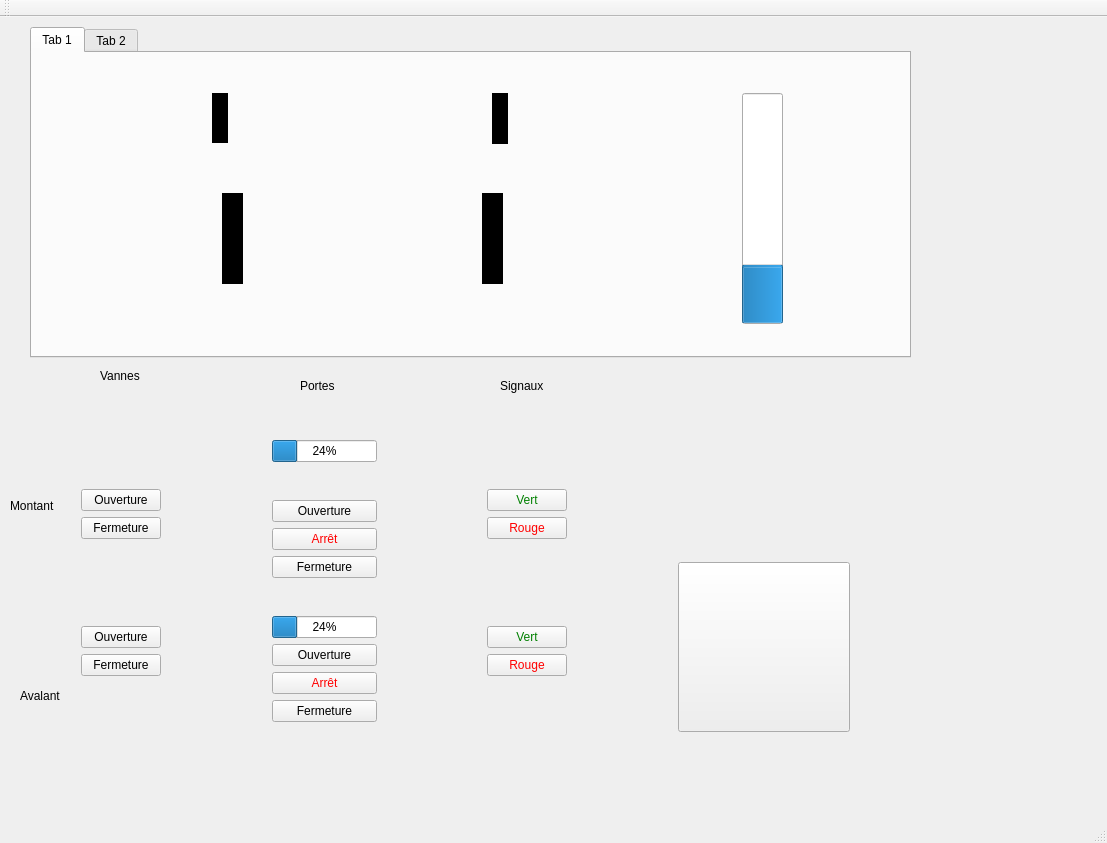
Above: mainwindow.ui from VConstans/IHMEcluse before the change. Below: the same form after it.
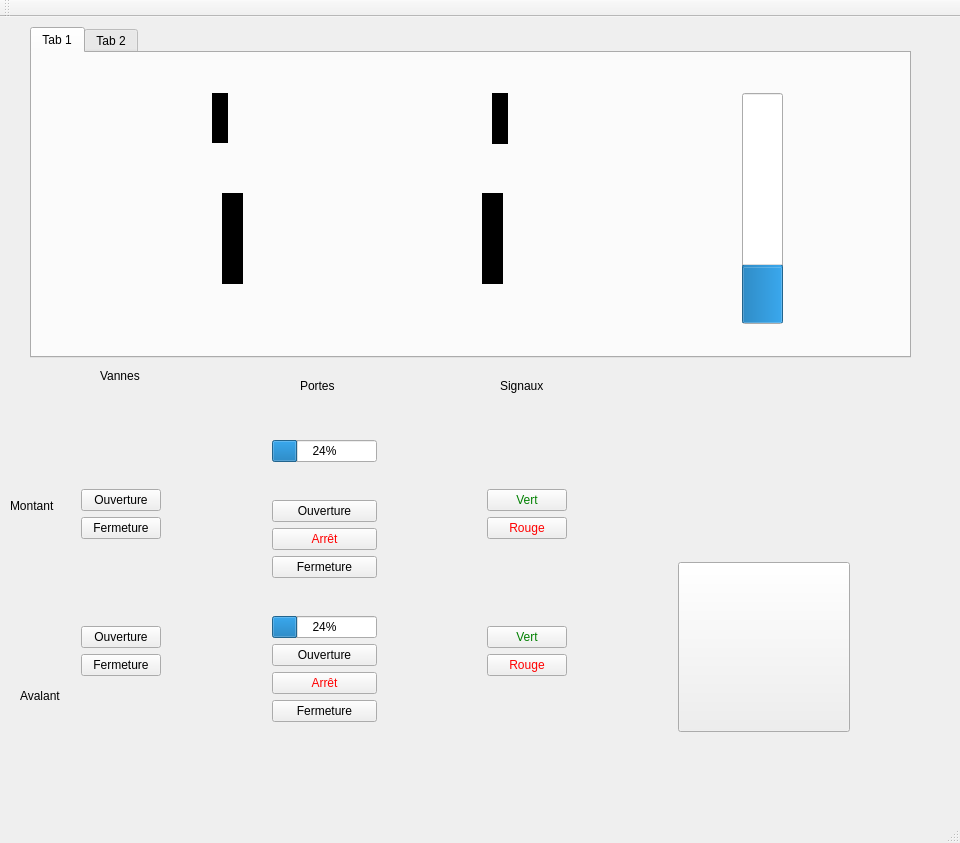
That is the form after the change. Icons and pictures are not drawn.

Commit message: Change signal for door and vanne

Patch:
```diff
--- a/mainwindow.ui
+++ b/mainwindow.ui
@@ -6,7 +6,7 @@
    <rect>
     <x>0</x>
     <y>0</y>
-    <width>1107</width>
+    <width>960</width>
     <height>843</height>
    </rect>
   </property>
@@ -19,7 +19,7 @@
      <rect>
       <x>0</x>
       <y>0</y>
-      <width>1091</width>
+      <width>941</width>
       <height>771</height>
      </rect>
     </property>
```
Left out of the diff: 2 changed lines with no effect on the pictures. The commit also changes 1 other file.
